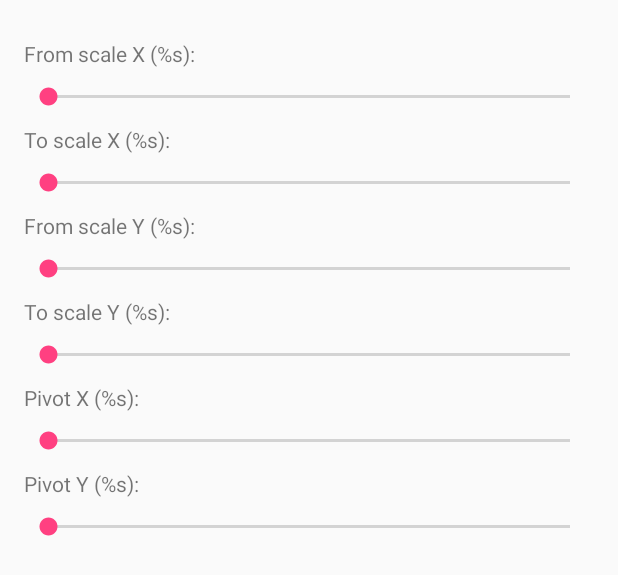
After one commit to AntonioCappiello/android-animations-demo, an Android app: the layout dialog_scale_animation.xml on its own in the app's theme, with its tools: preview values and no code run, on a phone screen of 412 x 824 dp. The commit adds this screen. Shown: the top 575 px of the screen. Run offline under Robolectric (Android 15) with nearby library versions, the phone set to English and light mode, and no system bars.

Commit message:
add scale animation and fix alpha animation dialog

```diff
--- /dev/null
+++ b/app/src/main/res/layout/dialog_scale_animation.xml
@@ -0,0 +1,85 @@
+<?xml version="1.0" encoding="utf-8"?>
+<LinearLayout
+    xmlns:android="http://schemas.android.com/apk/res/android"
+    android:orientation="vertical"
+    android:layout_width="match_parent"
+    android:layout_height="match_parent"
+    android:paddingTop="@dimen/activity_vertical_margin"
+    android:paddingBottom="@dimen/activity_vertical_margin"
+    android:paddingLeft="@dimen/activity_horizontal_margin"
+    android:paddingRight="@dimen/activity_horizontal_margin">
+
+    <TextView
+        android:id="@+id/tv_from_scale_x"
+        android:layout_width="wrap_content"
+        android:layout_height="wrap_content"
+        android:text="@string/from_scale_x_brackets"
+        android:layout_marginTop="@dimen/row_margin"/>
+    <SeekBar
+        android:id="@+id/sb_from_scale_x"
+        android:layout_width="match_parent"
+        android:layout_height="wrap_content"
+        android:progress="0"
+        android:layout_marginTop="@dimen/row_margin"/>
+
+    <TextView
+        android:id="@+id/tv_to_scale_x"
+        android:layout_width="wrap_content"
+        android:layout_height="wrap_content"
+        android:text="@string/to_scale_x_brackets"
+        android:layout_marginTop="@dimen/row_margin"/>
+    <SeekBar
+        android:id="@+id/sb_to_scale_x"
+        android:layout_width="match_parent"
+        android:layout_height="wrap_content"
+        android:layout_marginTop="@dimen/row_margin"/>
+
+    <TextView
+        android:id="@+id/tv_from_scale_y"
+        android:layout_width="wrap_content"
+        android:layout_height="wrap_content"
+        android:text="@string/from_scale_y_brackets"
+        android:layout_marginTop="@dimen/row_margin"/>
+    <SeekBar
+        android:id="@+id/sb_from_scale_y"
+        android:layout_width="match_parent"
+        android:layout_height="wrap_content"
+        android:progress="0"
+        android:layout_marginTop="@dimen/row_margin"/>
+
+    <TextView
+        android:id="@+id/tv_to_scale_y"
+        android:layout_width="wrap_content"
+        android:layout_height="wrap_content"
+        android:text="@string/to_scale_y_brackets"
+        android:layout_marginTop="@dimen/row_margin"/>
+    <SeekBar
+        android:id="@+id/sb_to_scale_y"
+        android:layout_width="match_parent"
+        android:layout_height="wrap_content"
+        android:layout_marginTop="@dimen/row_margin"/>
+
+    <TextView
+        android:id="@+id/tv_pivot_x"
+        android:layout_width="wrap_content"
+        android:layout_height="wrap_content"
+        android:text="@string/pivot_x_brackets"
+        android:layout_marginTop="@dimen/row_margin"/>
+    <SeekBar
+        android:id="@+id/sb_pivot_x"
+        android:layout_width="match_parent"
+        android:layout_height="wrap_content"
+        android:layout_marginTop="@dimen/row_margin"/>
+
+    <TextView
+        android:id="@+id/tv_pivot_y"
+        android:layout_width="wrap_content"
+        android:layout_height="wrap_content"
+        android:text="@string/pivot_y_brackets"
+        android:layout_marginTop="@dimen/row_margin"/>
+    <SeekBar
+        android:id="@+id/sb_pivot_y"
+        android:layout_width="match_parent"
+        android:layout_height="wrap_content"
+        android:layout_marginTop="@dimen/row_margin"/>
+</LinearLayout>
--- a/app/src/main/res/values/strings.xml
+++ b/app/src/main/res/values/strings.xml
@@ -14,4 +14,8 @@
     <string name="pivot_x_brackets">Pivot X (%s):</string>
     <string name="pivot_y_brackets">Pivot Y (%s):</string>
     <string name="configure_rotate_animation">Configure rotate animation</string>
+    <string name="from_scale_x_brackets">From scale X (%s):</string>
+    <string name="to_scale_x_brackets">To scale X (%s):</string>
+    <string name="from_scale_y_brackets">From scale Y (%s):</string>
+    <string name="to_scale_y_brackets">To scale Y (%s):</string>
 </resources>
```
Also changed, not shown: app/src/main/java/com/antoniocappiello/androidanimations/Config.java (+7 -6 lines), app/src/main/java/com/antoniocappiello/androidanimations/controller/DialogBuilderHelper.java (+82 -5 lines), app/src/main/java/com/antoniocappiello/androidanimations/controller/OnScaleChangedListener.java (added, +8 -0 lines), app/src/main/java/com/antoniocappiello/androidanimations/view/SingleViewAnimationsActivity.java (+42 -10 lines), 1 other file.
